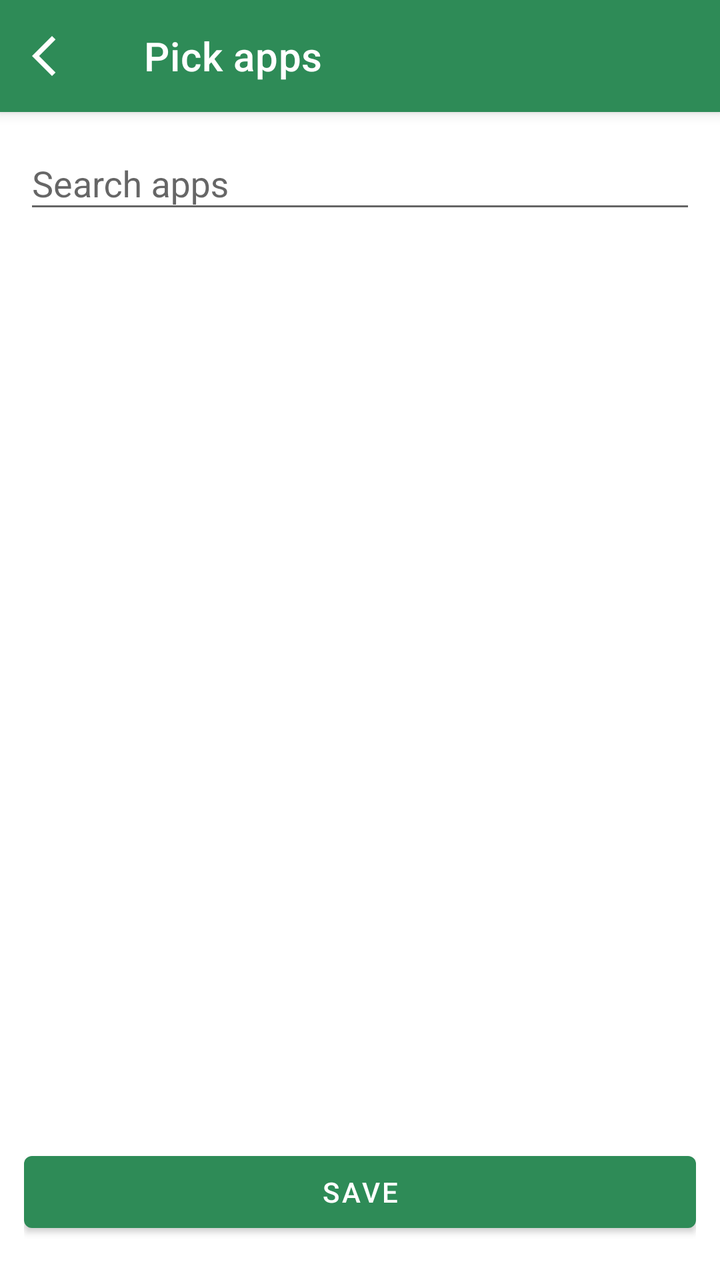
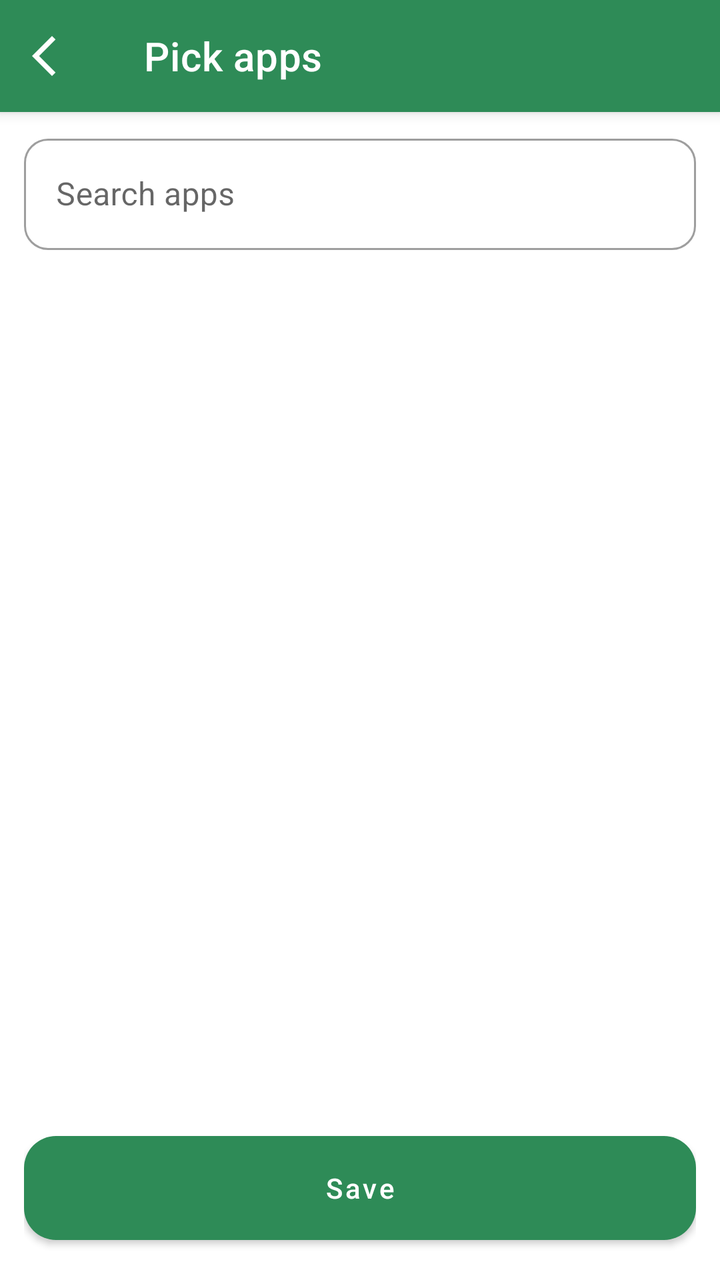

Screens rendered from an Android XML layout before and after an edit, with the pre-edit source and the edit as a unified diff.
<!-- AndroidManifest.xml: application theme Theme.Switchly -->
<!-- res/layout/activity_app_picker.xml -->
<?xml version="1.0" encoding="utf-8"?>
<androidx.coordinatorlayout.widget.CoordinatorLayout
    xmlns:android="http://schemas.android.com/apk/res/android"
    xmlns:app="http://schemas.android.com/apk/res-auto"
    android:layout_width="match_parent"
    android:layout_height="match_parent">

    
    <com.google.android.material.appbar.AppBarLayout
        android:layout_width="match_parent"
        android:layout_height="wrap_content"
        android:fitsSystemWindows="true">

        <com.google.android.material.appbar.MaterialToolbar
            android:id="@+id/toolbar"
            style="@style/Switchly.TopBar"
            android:layout_width="match_parent"
            android:layout_height="wrap_content"
            android:minHeight="?attr/actionBarSize"
            app:title="@string/pick_apps"
            app:navigationIcon="@drawable/arrow_back_ios_24" />
    </com.google.android.material.appbar.AppBarLayout>

    
    <LinearLayout
        android:id="@+id/content"
        android:layout_width="match_parent"
        android:layout_height="match_parent"
        android:orientation="vertical"
        android:paddingStart="12dp"
        android:paddingEnd="12dp"
        android:paddingBottom="12dp"
        app:layout_behavior="@string/appbar_scrolling_view_behavior">

        
        <com.google.android.material.textfield.TextInputLayout
            android:layout_width="match_parent"
            android:layout_height="wrap_content"
            android:layout_marginTop="8dp"
            app:endIconMode="clear_text">

            <com.google.android.material.textfield.TextInputEditText
                android:id="@+id/etSearch"
                android:layout_width="match_parent"
                android:layout_height="wrap_content"
                android:hint="@string/search_apps"
                android:imeOptions="actionSearch"
                android:inputType="text" />
        </com.google.android.material.textfield.TextInputLayout>

        
        <androidx.recyclerview.widget.RecyclerView
            android:id="@+id/rvApps"
            android:layout_width="match_parent"
            android:layout_height="0dp"
            android:layout_weight="1"
            android:layout_marginTop="12dp"
            android:clipToPadding="false"
            android:paddingBottom="32dp" />

        
        <Button
            android:id="@+id/btnSave"
            android:layout_width="match_parent"
            android:layout_height="wrap_content"
            android:text="@string/save"
            android:layout_marginTop="8dp"
            android:layout_marginBottom="8dp" />
    </LinearLayout>

</androidx.coordinatorlayout.widget.CoordinatorLayout>
<!-- resources referenced by this layout -->
<resources>
  <string name="pick_apps">Pick apps</string>
  <string name="save">Save</string>
  <string name="search_apps">Search apps</string>
  <style name="Theme.Switchly" parent="Theme.MaterialComponents.DayNight.NoActionBar">
          
          <item name="colorPrimary">@color/accent_default_green</item>
          <item name="colorPrimaryVariant">@color/accent_default_green</item>
          <item name="colorSecondary">@color/accent_default_green</item>
  
          
          <item name="android:statusBarColor">@color/colorPrimaryDark</item>
  
          
          <item name="materialButtonStyle">@style/Switchly.Button</item>
          <item name="floatingActionButtonStyle">@style/Switchly.Fab</item>
          <item name="materialCardViewStyle">@style/Switchly.Card</item>
  
          
          <item name="toolbarStyle">@style/Switchly.TopBar</item>
          <item name="actionBarTheme">@style/ThemeOverlay.MaterialComponents.ActionBar</item>
          <item name="actionBarPopupTheme">@style/ThemeOverlay.MaterialComponents.Light</item>
          <item name="android:textColorPrimaryInverse">@android:color/white</item>
  
          
          <item name="textInputStyle">@style/Switchly.DropdownLayout</item>
          <item name="autoCompleteTextViewStyle">@style/Switchly.DropdownText</item>
      </style>
  <color name="accent_default_green">#2E8B57</color>
  <color name="colorPrimaryDark">#246E46</color>
  <style name="Switchly.Button" parent="Widget.MaterialComponents.Button">
          <item name="backgroundTint">?attr/colorPrimary</item>
          <item name="android:textColor">@android:color/white</item>
      </style>
  <style name="Switchly.Card" parent="Widget.MaterialComponents.CardView">
          <item name="shapeAppearance">@style/ShapeAppearance.Material3.Corner.Large</item>
      </style>
  <style name="Switchly.DropdownLayout" parent="Widget.MaterialComponents.TextInputLayout.OutlinedBox.ExposedDropdownMenu">
          <item name="boxStrokeWidth">1dp</item>
          <item name="boxStrokeWidthFocused">2dp</item>
          <item name="boxCornerRadiusTopStart">12dp</item>
          <item name="boxCornerRadiusTopEnd">12dp</item>
          <item name="boxCornerRadiusBottomStart">12dp</item>
          <item name="boxCornerRadiusBottomEnd">12dp</item>
          <item name="hintEnabled">true</item>
          <item name="hintTextAppearance">@style/Switchly.DropdownHint</item>
      </style>
  <style name="Switchly.DropdownText" parent="Widget.MaterialComponents.AutoCompleteTextView.OutlinedBox">
          <item name="android:minHeight">56dp</item>
          <item name="android:paddingTop">12dp</item>
          <item name="android:paddingBottom">12dp</item>
          <item name="android:textAppearance">@style/TextAppearance.MaterialComponents.Body1</item>
      </style>
  <style name="Switchly.DropdownHint" parent="TextAppearance.MaterialComponents.Body2">
          <item name="android:lineHeight" tools:targetApi="28">14sp</item>
      </style>
  <!-- unchanged entries left out for length: 3 -->
</resources>

<!-- the commit's change to res/layout/activity_app_picker.xml (unified diff, before → after) -->
@@ -34,6 +34,7 @@
 
         
         <com.google.android.material.textfield.TextInputLayout
+            android:id="@+id/searchBox"
             android:layout_width="match_parent"
             android:layout_height="wrap_content"
             android:layout_marginTop="8dp"
<!-- resource entries referenced after the edit -->
@@ -4,13 +4,15 @@
   <string name="save">Save</string>
   <string name="search_apps">Search apps</string>
   <style name="Theme.Switchly" parent="Theme.MaterialComponents.DayNight.NoActionBar">
+  
           
           <item name="colorPrimary">@color/accent_default_green</item>
           <item name="colorPrimaryVariant">@color/accent_default_green</item>
           <item name="colorSecondary">@color/accent_default_green</item>
   
           
-          <item name="android:statusBarColor">@color/colorPrimaryDark</item>
+          <item name="android:statusBarColor">?attr/colorSurface</item>
+          <item name="android:windowLightStatusBar">true</item>
   
           
           <item name="materialButtonStyle">@style/Switchly.Button</item>
@@ -24,37 +26,55 @@
           <item name="android:textColorPrimaryInverse">@android:color/white</item>
   
           
-          <item name="textInputStyle">@style/Switchly.DropdownLayout</item>
-          <item name="autoCompleteTextViewStyle">@style/Switchly.DropdownText</item>
+          <item name="textInputStyle">@style/Switchly.TextInputLayout</item>
+          <item name="autoCompleteTextViewStyle">@style/Switchly.AutoCompleteText</item>
+  
+          
+          <item name="materialAlertDialogTheme">@style/ThemeOverlay.Switchly.Dialog</item>
       </style>
   <color name="accent_default_green">#2E8B57</color>
-  <color name="colorPrimaryDark">#246E46</color>
   <style name="Switchly.Button" parent="Widget.MaterialComponents.Button">
           <item name="backgroundTint">?attr/colorPrimary</item>
           <item name="android:textColor">@android:color/white</item>
+          <item name="cornerRadius">16dp</item>
+          <item name="android:textAllCaps">false</item>
+          <item name="android:insetTop">0dp</item>
+          <item name="android:insetBottom">0dp</item>
+          <item name="android:minHeight">52dp</item>
       </style>
   <style name="Switchly.Card" parent="Widget.MaterialComponents.CardView">
-          <item name="shapeAppearance">@style/ShapeAppearance.Material3.Corner.Large</item>
+          <item name="shapeAppearance">@style/ShapeAppearance.Switchly.Card</item>
+          <item name="cardBackgroundColor">@color/switchly_card_bg</item>
+          <item name="strokeColor">@color/switchly_card_stroke</item>
+          <item name="strokeWidth">1dp</item>
+          <item name="cardElevation">2dp</item>
+          <item name="cardUseCompatPadding">true</item>
       </style>
-  <style name="Switchly.DropdownLayout" parent="Widget.MaterialComponents.TextInputLayout.OutlinedBox.ExposedDropdownMenu">
+  <style name="Switchly.TextInputLayout" parent="Widget.MaterialComponents.TextInputLayout.OutlinedBox">
           <item name="boxStrokeWidth">1dp</item>
           <item name="boxStrokeWidthFocused">2dp</item>
           <item name="boxCornerRadiusTopStart">12dp</item>
           <item name="boxCornerRadiusTopEnd">12dp</item>
           <item name="boxCornerRadiusBottomStart">12dp</item>
           <item name="boxCornerRadiusBottomEnd">12dp</item>
-          <item name="hintEnabled">true</item>
-          <item name="hintTextAppearance">@style/Switchly.DropdownHint</item>
       </style>
-  <style name="Switchly.DropdownText" parent="Widget.MaterialComponents.AutoCompleteTextView.OutlinedBox">
+  <style name="Switchly.AutoCompleteText" parent="Widget.MaterialComponents.AutoCompleteTextView.OutlinedBox">
           <item name="android:minHeight">56dp</item>
           <item name="android:paddingTop">12dp</item>
           <item name="android:paddingBottom">12dp</item>
           <item name="android:textAppearance">@style/TextAppearance.MaterialComponents.Body1</item>
       </style>
-  <style name="Switchly.DropdownHint" parent="TextAppearance.MaterialComponents.Body2">
-          <item name="android:lineHeight" tools:targetApi="28">14sp</item>
+  <style name="ThemeOverlay.Switchly.Dialog" parent="ThemeOverlay.MaterialComponents.MaterialAlertDialog">
+          <item name="colorControlActivated">?attr/colorPrimary</item>
+          <item name="colorControlHighlight">?attr/colorPrimary</item>
+          <item name="colorAccent">?attr/colorPrimary</item>
       </style>
+  <style name="ShapeAppearance.Switchly.Card" parent="ShapeAppearance.MaterialComponents.LargeComponent">
+          <item name="cornerFamily">rounded</item>
+          <item name="cornerSize">26dp</item>
+      </style>
+  <color name="switchly_card_bg">#F7FFFFFF</color>
+  <color name="switchly_card_stroke">#14000000</color>
   <!-- unchanged entries left out for length: 3 -->
 </resources>
 
